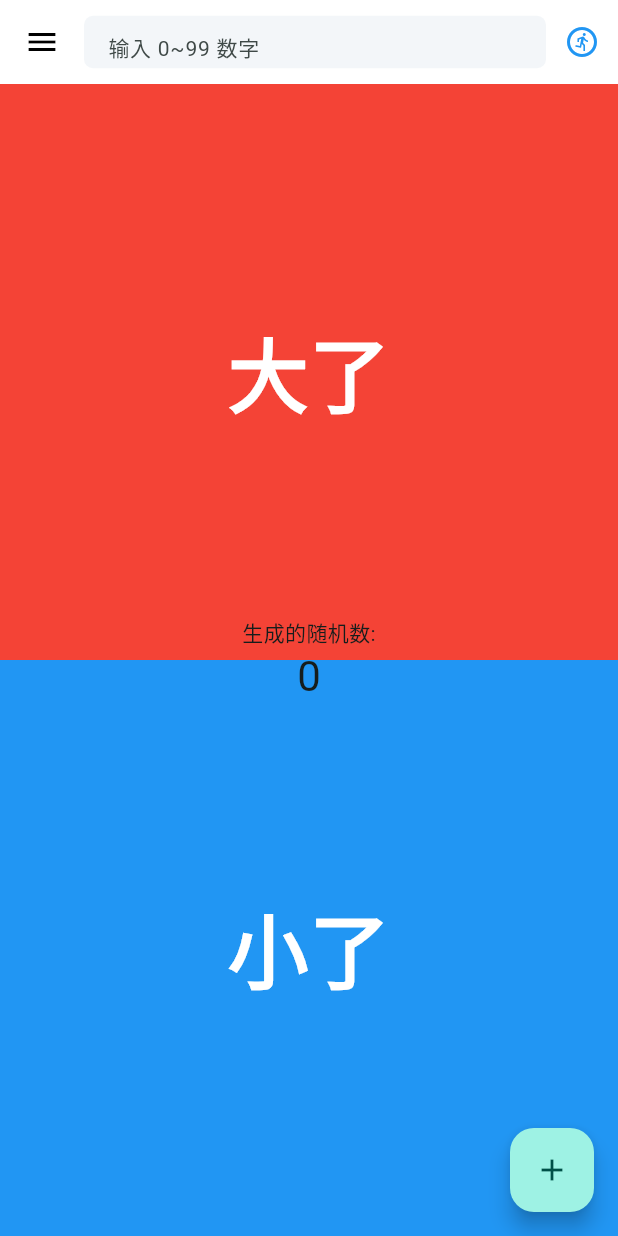
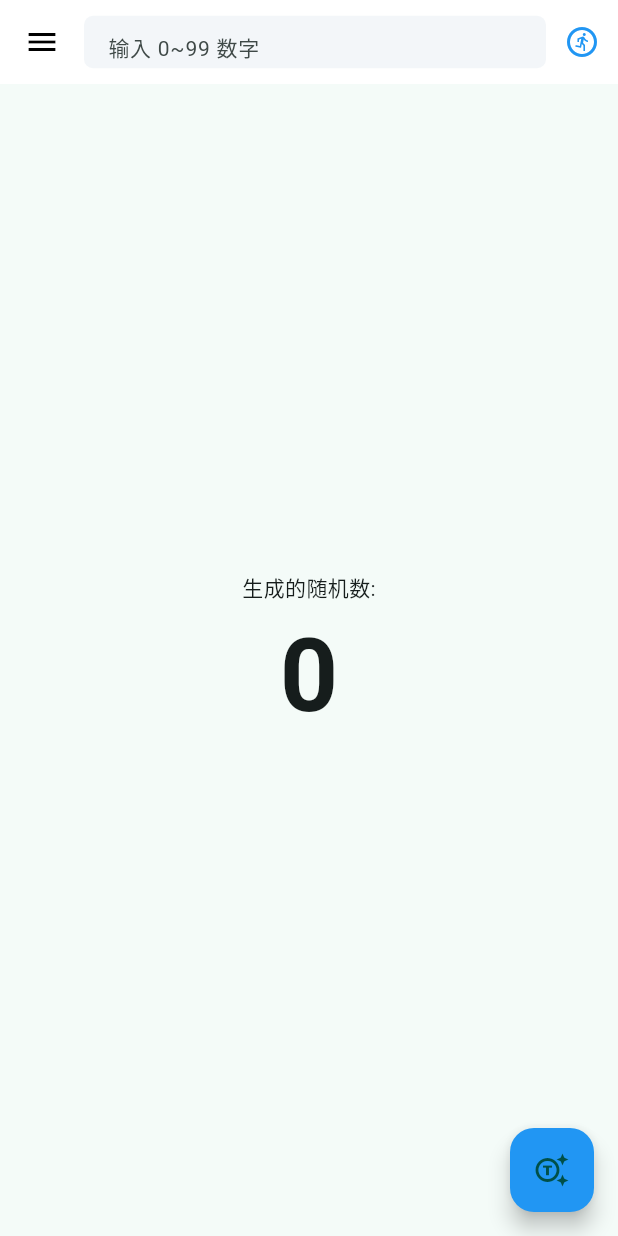
Before and after one commit to wfg055/flutter_example, a Flutter app: the screen it shows after launch, after a tap on the "run circle" icon, on a phone screen of 412 x 824 dp. Run offline on Flutter 3.47's test engine with Material 2 defaults, Android fonts, the phone set to English and light mode, and no system bars.

Commit message:
feat:代码优化

```diff
--- a/lib/guess/guess_app_bar.dart
+++ b/lib/guess/guess_app_bar.dart
@@ -2,7 +2,11 @@ import 'package:flutter/material.dart';
 import 'package:flutter/services.dart';
 
 class GuessAppBar extends StatelessWidget implements PreferredSizeWidget {
-  const GuessAppBar({Key? key}) : super(key: key);
+  final VoidCallback onCheck;
+  final TextEditingController controller;
+  const GuessAppBar(
+      {Key? key, required, required this.controller, required this.onCheck})
+      : super(key: key);
 
   @override
   Widget build(BuildContext context) {
@@ -19,7 +23,7 @@ class GuessAppBar extends StatelessWidget implements PreferredSizeWidget {
       actions: [
         IconButton(
             splashRadius: 20,
-            onPressed: () {},
+            onPressed: onCheck,
             icon: const Icon(
               Icons.run_circle_outlined,
               color: Colors.blue,
@@ -27,9 +31,10 @@ class GuessAppBar extends StatelessWidget implements PreferredSizeWidget {
       ],
       backgroundColor: Colors.white,
       elevation: 0,
-      title: const TextField(
+      title: TextField(
+        controller: controller,
         keyboardType: TextInputType.number,
-        decoration: InputDecoration(
+        decoration: const InputDecoration(
             filled: true,
             fillColor: Color(0xffF3F6F9),
             constraints: BoxConstraints(maxHeight: 35),
--- a/lib/guess/guess_page.dart
+++ b/lib/guess/guess_page.dart
@@ -13,25 +13,63 @@ class GuessPage extends StatefulWidget {
 
 class _GuessPageState extends State<GuessPage> {
   int _value = 0;
+  bool? _isBig; //输入结果与随机数的比较结果
+  bool _guessing = false; //游戏是否开始
+  final TextEditingController _guessCtrl = TextEditingController();
   final _random = Random();
+  void _onCheck() {
+    print('==============onCheck${_guessCtrl.text}=============');
+    int? guessValue = int.tryParse(_guessCtrl.text);
+    // 游戏未开始，或者输入非整数，无视
+    if (!_guessing || guessValue == null) return;
+
+    //猜对了
+    if (guessValue == _value) {
+      setState(() {
+        _isBig = null;
+        _guessing = false;
+      });
+      return;
+    }
+
+    // 猜错了
+    setState(() {
+      _isBig = guessValue > _value;
+    });
+  }
+
   void _generateRandomValue() {
     setState(() {
+      _guessing = true; // 点击按钮时，表示游戏开始
       _value = _random.nextInt(100);
     });
   }
 
   @override
+  void dispose() {
+    _guessCtrl.dispose();
+    super.dispose();
+  }
+
+  @override
   Widget build(BuildContext context) {
     return Scaffold(
-      appBar: const GuessAppBar(),
+      appBar: GuessAppBar(
+        controller: _guessCtrl,
+        onCheck: _onCheck,
+      ),
       body: Stack(children: [
-        const Column(
+        if (_isBig != null)
+          Column(
             children: [
-            ResultNotice(
+              if (_isBig!)
+                const ResultNotice(
                   color: Colors.red,
                   info: '大了',
                 ),
-            ResultNotice(
+              const Spacer(),
+              if (!_isBig!)
+                const ResultNotice(
                   color: Colors.blue,
                   info: '小了',
                 )
@@ -41,22 +79,25 @@ class _GuessPageState extends State<GuessPage> {
           child: Column(
             mainAxisAlignment: MainAxisAlignment.center,
             children: <Widget>[
+              if (!_guessing)
                 const Text(
                   '生成的随机数:',
                 ),
               Text(
-                '$_value',
-                style: Theme.of(context).textTheme.headlineMedium,
+                _guessing ? '**' : '$_value',
+                style:
+                    const TextStyle(fontSize: 68, fontWeight: FontWeight.bold),
               ),
             ],
           ),
         )
       ]),
       floatingActionButton: FloatingActionButton(
-        onPressed: _generateRandomValue,
+        onPressed: _guessing ? null : _generateRandomValue,
+        backgroundColor: _guessing ? Colors.grey : Colors.blue,
         tooltip: 'Increment',
-        child: const Icon(Icons.add),
-      ), // This trailing comma makes auto-formatting nicer for build methods.
+        child: const Icon(Icons.generating_tokens_outlined),
+      ),
     );
   }
 }
```
Lines whose indentation alone changed are shown as unchanged.
